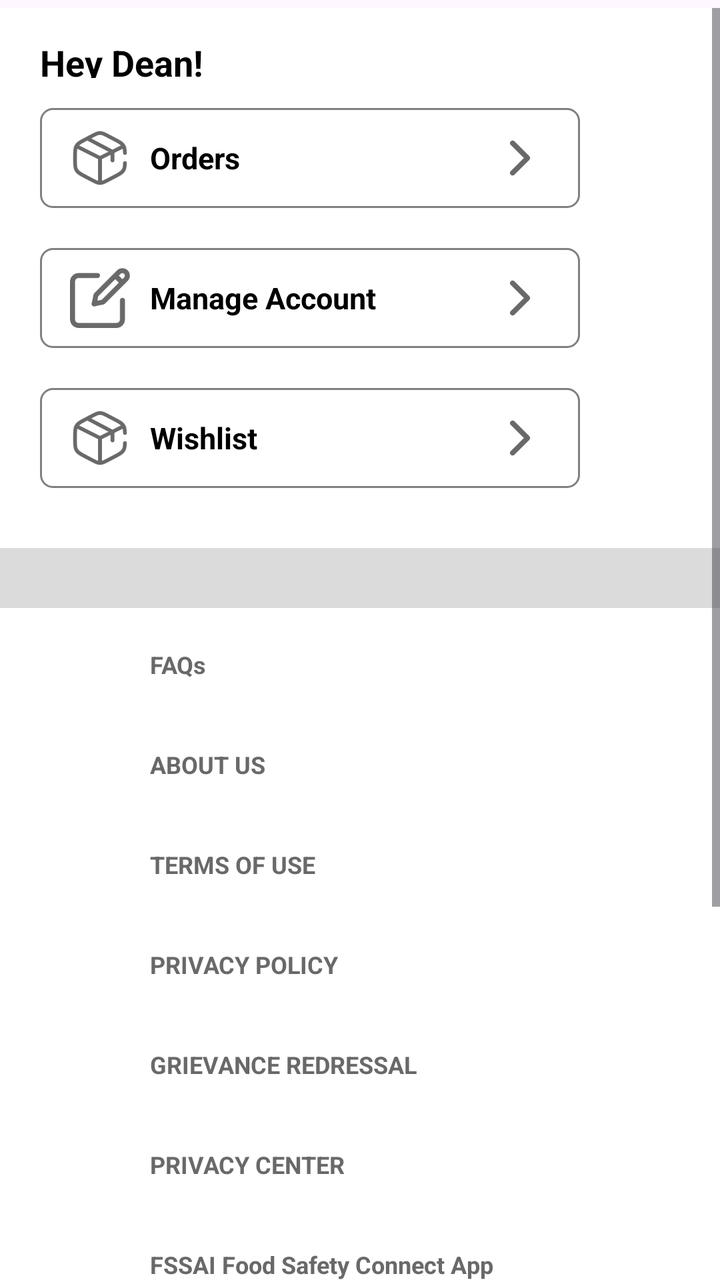
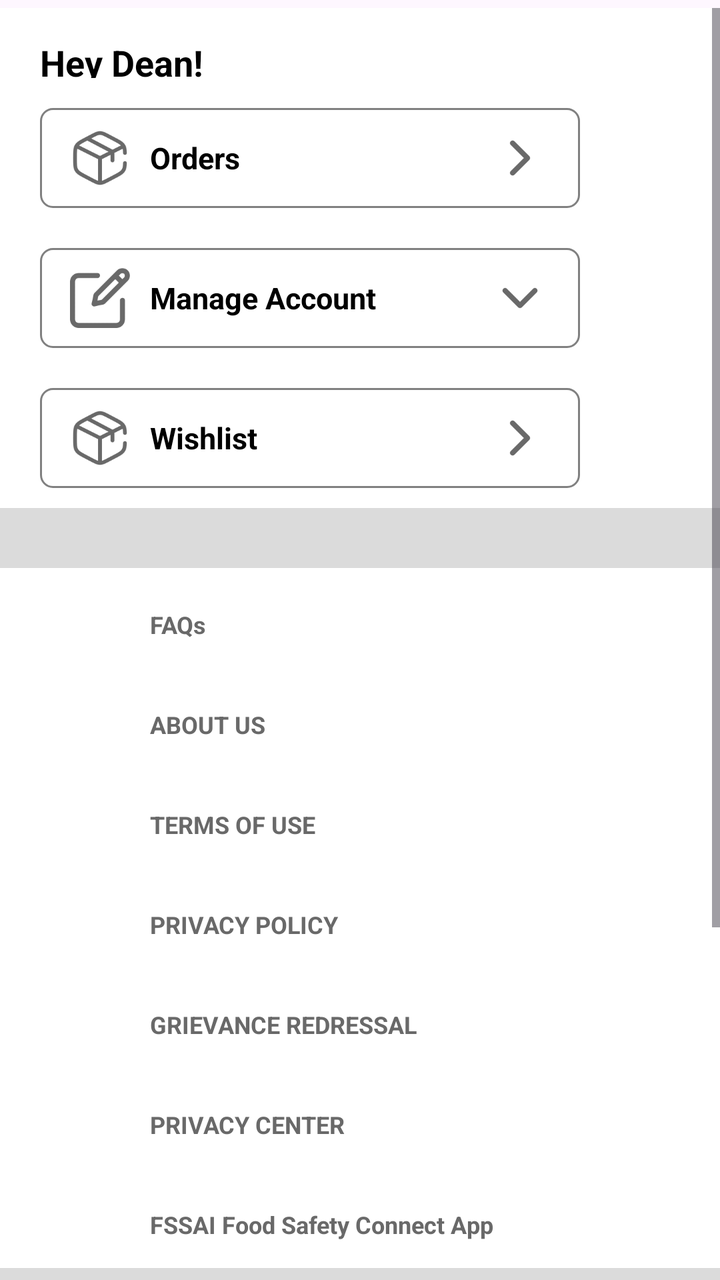

The first picture is an Android layout as it rendered before a commit; the second is the same layout after the commit. The layout source and the unified diff follow.
<!-- AndroidManifest.xml: application theme Theme.Basics -->
<!-- res/layout/fragment_profile.xml -->
<androidx.constraintlayout.widget.ConstraintLayout xmlns:android="http://schemas.android.com/apk/res/android"
    xmlns:app="http://schemas.android.com/apk/res-auto"
    xmlns:tools="http://schemas.android.com/tools"
    android:id="@+id/profileSpace"
    android:layout_width="match_parent"
    android:layout_height="match_parent">

    <ScrollView
        android:id="@+id/scroll"
        android:layout_width="0dp"
        android:layout_height="0dp"
        android:layout_marginTop="4dp"
        android:background="#FFFFFF"
        app:layout_constraintBottom_toBottomOf="parent"
        app:layout_constraintEnd_toEndOf="parent"
        app:layout_constraintStart_toStartOf="parent"
        app:layout_constraintTop_toTopOf="parent">

        <androidx.constraintlayout.widget.ConstraintLayout
            android:layout_width="match_parent"
            android:layout_height="match_parent">

            <TextView
                android:id="@+id/profileName"
                android:layout_width="wrap_content"
                android:layout_height="20dp"
                android:gravity="center"
                android:text="Hey Dean!"
                android:textColor="@color/black"
                android:textSize="18sp"
                android:textStyle="bold"
                app:layout_constraintBottom_toTopOf="@id/orderBox"
                app:layout_constraintStart_toStartOf="@id/orderBox"
                app:layout_constraintTop_toTopOf="parent" />

            <View
                android:id="@+id/orderBox"
                android:layout_width="0dp"
                android:layout_height="50dp"
                android:layout_marginStart="20dp"
                android:layout_marginTop="50dp"
                android:background="@drawable/rectangular_border"
                app:layout_constraintBottom_toTopOf="@id/manageAccountBox"
                app:layout_constraintStart_toStartOf="parent"
                app:layout_constraintTop_toTopOf="parent"
                app:layout_constraintWidth_percent="0.75" />

            <ImageView
                android:id="@+id/orderImg"
                android:layout_width="30dp"
                android:layout_height="30dp"
                android:layout_marginStart="15dp"
                android:src="@drawable/boxicon"
                app:layout_constraintBottom_toBottomOf="@id/orderBox"
                app:layout_constraintStart_toStartOf="@id/orderBox"
                app:layout_constraintTop_toTopOf="@id/orderBox"
                app:tint="#696969" />

            <TextView
                android:id="@+id/orderText"
                android:layout_width="wrap_content"
                android:layout_height="30dp"
                android:layout_marginStart="10dp"
                android:gravity="center"
                android:text="Orders"
                android:textColor="@color/black"
                android:textSize="15sp"
                android:textStyle="bold"
                app:layout_constraintBottom_toBottomOf="@id/orderBox"
                app:layout_constraintStart_toEndOf="@id/orderImg"
                app:layout_constraintTop_toTopOf="@id/orderBox" />

            <ImageView
                android:id="@+id/orderArrow"
                android:layout_width="30dp"
                android:layout_height="30dp"
                android:layout_marginEnd="15dp"
                android:src="@drawable/rightarrow"
                app:layout_constraintBottom_toBottomOf="@id/orderBox"
                app:layout_constraintEnd_toEndOf="@id/orderBox"
                app:layout_constraintTop_toTopOf="@id/orderBox" />

            <LinearLayout
                android:id="@+id/manageAccountBox"
                android:layout_width="0dp"
                android:layout_height="wrap_content"
                android:layout_marginStart="20dp"
                android:layout_marginTop="20dp"
                android:background="@drawable/rectangular_border"
                android:orientation="vertical"
                app:layout_constraintBottom_toTopOf="@id/wishlistBox"
                app:layout_constraintStart_toStartOf="parent"
                app:layout_constraintTop_toBottomOf="@id/orderBox"
                app:layout_constraintWidth_percent="0.75">

                
                <androidx.constraintlayout.widget.ConstraintLayout
                    android:id="@+id/manageHeader"
                    android:layout_width="match_parent"
                    android:layout_height="50dp">

                    <ImageView
                        android:id="@+id/manageImg"
                        android:layout_width="30dp"
                        android:layout_height="30dp"
                        android:layout_marginStart="15dp"
                        android:src="@drawable/edit"
                        app:layout_constraintBottom_toBottomOf="parent"
                        app:layout_constraintStart_toStartOf="parent"
                        app:layout_constraintTop_toTopOf="parent"
                        app:tint="#696969" />

                    <TextView
                        android:id="@+id/manageText"
                        android:layout_width="wrap_content"
                        android:layout_height="30dp"
                        android:layout_marginStart="10dp"
                        android:gravity="center"
                        android:text="Manage Account"
                        android:textColor="@color/black"
                        android:textSize="15sp"
                        android:textStyle="bold"
                        app:layout_constraintBottom_toBottomOf="parent"
                        app:layout_constraintStart_toEndOf="@id/manageImg"
                        app:layout_constraintTop_toTopOf="parent" />

                    <ImageView
                        android:id="@+id/manageArrow"
                        android:layout_width="30dp"
                        android:layout_height="30dp"
                        android:layout_marginEnd="15dp"
                        android:src="@drawable/rightarrow"
                        app:layout_constraintBottom_toBottomOf="parent"
                        app:layout_constraintEnd_toEndOf="parent"
                        app:layout_constraintTop_toTopOf="parent" />

                </androidx.constraintlayout.widget.ConstraintLayout>

            </LinearLayout>

            <View
                android:id="@+id/wishlistBox"
                android:layout_width="0dp"
                android:layout_height="50dp"
                android:layout_marginStart="20dp"
                android:layout_marginTop="20dp"
                android:layout_marginBottom="20dp"
                android:background="@drawable/rectangular_border"
                app:layout_constraintBottom_toTopOf="@id/divider"
                app:layout_constraintStart_toStartOf="parent"
                app:layout_constraintTop_toBottomOf="@id/manageAccountBox"
                app:layout_constraintWidth_percent="0.75" />

            <ImageView
                android:id="@+id/wishlistImg"
                android:layout_width="30dp"
                android:layout_height="30dp"
                android:layout_marginStart="15dp"
                android:src="@drawable/boxicon"
                app:layout_constraintBottom_toBottomOf="@id/wishlistBox"
                app:layout_constraintStart_toStartOf="@id/wishlistBox"
                app:layout_constraintTop_toTopOf="@id/wishlistBox"
                app:tint="#696969" />

            <TextView
                android:id="@+id/wishlistText"
                android:layout_width="wrap_content"
                android:layout_height="30dp"
                android:layout_marginStart="10dp"
                android:gravity="center"
                android:text="Wishlist"
                android:textColor="@color/black"
                android:textSize="15sp"
                android:textStyle="bold"
                app:layout_constraintBottom_toBottomOf="@id/wishlistBox"
                app:layout_constraintStart_toEndOf="@id/wishlistImg"
                app:layout_constraintTop_toTopOf="@id/wishlistBox" />

            <ImageView
                android:id="@+id/wishlistArrow"
                android:layout_width="30dp"
                android:layout_height="30dp"
                android:layout_marginEnd="15dp"
                android:src="@drawable/rightarrow"
                app:layout_constraintBottom_toBottomOf="@id/wishlistBox"
                app:layout_constraintEnd_toEndOf="@id/wishlistBox"
                app:layout_constraintTop_toTopOf="@id/wishlistBox" />

            <View
                android:id="@+id/divider"
                android:layout_width="wrap_content"
                android:layout_height="30dp"
                android:layout_marginTop="10dp"
                android:background="#DBDBDB"
                app:layout_constraintBottom_toTopOf="@id/aboutSection"
                app:layout_constraintEnd_toEndOf="parent"
                app:layout_constraintStart_toStartOf="parent"
                app:layout_constraintTop_toBottomOf="@id/wishlistBox" />

            <View
                android:id="@+id/aboutSection"
                android:layout_width="0dp"
                android:layout_height="wrap_content"
                app:layout_constraintBottom_toBottomOf="@id/logoutSection"
                app:layout_constraintEnd_toEndOf="parent"
                app:layout_constraintStart_toStartOf="parent"
                app:layout_constraintTop_toBottomOf="@id/divider" />

            <TextView
                android:id="@+id/faq"
                android:layout_width="wrap_content"
                android:layout_height="30dp"
                android:layout_marginTop="20dp"
                android:text="FAQs"
                android:textColor="#696969"
                android:textSize="12sp"
                android:textStyle="bold"
                app:layout_constraintBottom_toTopOf="@id/aboutUs"
                app:layout_constraintStart_toStartOf="@id/wishlistText"
                app:layout_constraintTop_toTopOf="@id/aboutSection" />

            <TextView
                android:id="@+id/aboutUs"
                android:layout_width="wrap_content"
                android:layout_height="30dp"
                android:layout_marginTop="20dp"
                android:text="ABOUT US"
                android:textColor="#696969"
                android:textSize="12sp"
                android:textStyle="bold"
                app:layout_constraintBottom_toTopOf="@id/terms"
                app:layout_constraintStart_toStartOf="@id/wishlistText"
                app:layout_constraintTop_toBottomOf="@id/faq" />

            <TextView
                android:id="@+id/terms"
                android:layout_width="wrap_content"
                android:layout_height="30dp"
                android:layout_marginTop="20dp"
                android:text="TERMS OF USE"
                android:textColor="#696969"
                android:textSize="12sp"
                android:textStyle="bold"
                app:layout_constraintBottom_toTopOf="@+id/privacyPolicy"
                app:layout_constraintStart_toStartOf="@id/wishlistText"
                app:layout_constraintTop_toBottomOf="@id/aboutUs" />

            <TextView
                android:id="@+id/privacyPolicy"
                android:layout_width="wrap_content"
                android:layout_height="30dp"
                android:layout_marginTop="20dp"
                android:text="PRIVACY POLICY"
                android:textColor="#696969"
                android:textSize="12sp"
                android:textStyle="bold"
                app:layout_constraintBottom_toTopOf="@id/grievance"
                app:layout_constraintStart_toStartOf="@id/wishlistText"
                app:layout_constraintTop_toBottomOf="@id/terms" />

            <TextView
                android:id="@+id/grievance"
                android:layout_width="wrap_content"
                android:layout_height="30dp"
                android:layout_marginTop="20dp"
                android:text="GRIEVANCE REDRESSAL"
                android:textColor="#696969"
                android:textSize="12sp"
                android:textStyle="bold"
                app:layout_constraintBottom_toTopOf="@+id/privacyCenter"
                app:layout_constraintStart_toStartOf="@id/wishlistText"
                app:layout_constraintTop_toBottomOf="@id/privacyPolicy" />

            <TextView
                android:id="@+id/privacyCenter"
                android:layout_width="wrap_content"
                android:layout_height="30dp"
                android:layout_marginTop="20dp"
                android:text="PRIVACY CENTER"
                android:textColor="#696969"
                android:textSize="12sp"
                android:textStyle="bold"
                app:layout_constraintBottom_toTopOf="@+id/foodSafety"
                app:layout_constraintStart_toStartOf="@id/wishlistText"
                app:layout_constraintTop_toBottomOf="@id/grievance" />

            <TextView
                android:id="@+id/foodSafety"
                android:layout_width="wrap_content"
                android:layout_height="30dp"
                android:layout_marginTop="20dp"
                android:text="FSSAI Food Safety Connect App"
                android:textColor="#696969"
                android:textSize="12sp"
                android:textStyle="bold"
                app:layout_constraintStart_toStartOf="@id/wishlistText"
                app:layout_constraintTop_toBottomOf="@id/privacyCenter" />

            <View
                android:id="@+id/logoutSection"
                android:layout_width="wrap_content"
                android:layout_height="250dp"
                android:background="#DBDBDB"
                app:layout_constraintBottom_toBottomOf="parent"
                app:layout_constraintEnd_toEndOf="parent"
                app:layout_constraintStart_toStartOf="parent"
                app:layout_constraintTop_toBottomOf="@id/foodSafety" />

            <TextView
                android:id="@+id/logoutBtn"
                android:layout_width="0dp"
                android:layout_height="50dp"
                android:layout_marginStart="20dp"
                android:layout_marginTop="30dp"
                android:layout_marginEnd="20dp"
                android:background="@drawable/pink_border"
                android:gravity="center"
                android:padding="10dp"
                android:text="LOG OUT"
                android:textColor="#FF3F6C"
                android:textSize="20dp"
                android:textStyle="bold"
                app:layout_constraintEnd_toEndOf="parent"
                app:layout_constraintStart_toStartOf="parent"
                app:layout_constraintTop_toTopOf="@id/logoutSection" />

        </androidx.constraintlayout.widget.ConstraintLayout>

    </ScrollView>

</androidx.constraintlayout.widget.ConstraintLayout>
<!-- resources referenced by this layout -->
<resources>
  <color name="black">#FF000000</color>
  <!-- drawable boxicon: png bitmap (drawable, 5167 bytes) -->
  <!-- drawable edit: png bitmap (drawable, 3453 bytes) -->
  <!-- drawable pink_border (drawable) -->
  <?xml version="1.0" encoding="utf-8"?>
  <shape xmlns:android="http://schemas.android.com/apk/res/android"
      android:shape="rectangle">
  
      
      <solid android:color="@android:color/white"/>
  
      
      <stroke
          android:width="1dp"
          android:color="#FD4179"/>
  
      
      <corners android:radius="10dp"/>
  
  </shape>
  <!-- drawable rectangular_border (drawable) -->
  <?xml version="1.0" encoding="utf-8"?>
  <shape xmlns:android="http://schemas.android.com/apk/res/android">
      <solid android:color="@android:color/transparent"/>
      <stroke
          android:width="1dp"
          android:color="#808080"/>
      <corners android:radius="6dp"/>
  </shape>
  <!-- drawable rightarrow: png bitmap (drawable, 1484 bytes) -->
  <style name="Theme.Basics" parent="Base.Theme.Basics" />
  <style name="Base.Theme.Basics" parent="Theme.Material3.DayNight.NoActionBar">
          
      </style>
</resources>

<!-- the commit's change to res/layout/fragment_profile.xml (unified diff, before → after) -->
@@ -18,7 +18,7 @@
 
         <androidx.constraintlayout.widget.ConstraintLayout
             android:layout_width="match_parent"
-            android:layout_height="match_parent">
+            android:layout_height="wrap_content">
 
             <TextView
                 android:id="@+id/profileName"
@@ -40,7 +40,6 @@
                 android:layout_marginStart="20dp"
                 android:layout_marginTop="50dp"
                 android:background="@drawable/rectangular_border"
-                app:layout_constraintBottom_toTopOf="@id/manageAccountBox"
                 app:layout_constraintStart_toStartOf="parent"
                 app:layout_constraintTop_toTopOf="parent"
                 app:layout_constraintWidth_percent="0.75" />
@@ -88,7 +87,6 @@
                 android:layout_marginTop="20dp"
                 android:background="@drawable/rectangular_border"
                 android:orientation="vertical"
-                app:layout_constraintBottom_toTopOf="@id/wishlistBox"
                 app:layout_constraintStart_toStartOf="parent"
                 app:layout_constraintTop_toBottomOf="@id/orderBox"
                 app:layout_constraintWidth_percent="0.75">
@@ -129,12 +127,33 @@
                         android:layout_width="30dp"
                         android:layout_height="30dp"
                         android:layout_marginEnd="15dp"
-                        android:src="@drawable/rightarrow"
-                        app:layout_constraintBottom_toBottomOf="parent"
+                        android:src="@drawable/downarrow"
                         app:layout_constraintEnd_toEndOf="parent"
-                        app:layout_constraintTop_toTopOf="parent" />
+                        app:layout_constraintTop_toTopOf="parent"
+                        app:layout_constraintBottom_toBottomOf="@id/manageHeader"/>
+
+                    <ImageView
+                        android:id="@+id/manageArrowTwo"
+                        android:layout_width="30dp"
+                        android:layout_height="30dp"
+                        android:layout_marginEnd="15dp"
+                        android:src="@drawable/uparrow"
+                        app:layout_constraintEnd_toEndOf="parent"
+                        app:layout_constraintTop_toTopOf="parent"
+                        app:layout_constraintBottom_toBottomOf="@id/manageHeader"
+                        android:visibility="gone"/>
+
 
                 </androidx.constraintlayout.widget.ConstraintLayout>
+
+                <include
+                    android:id="@+id/manageExtra"
+                    layout="@layout/manage_account_extra"
+                    android:layout_marginTop="10dp"
+                    android:layout_marginBottom="10dp"
+                    android:layout_width="match_parent"
+                    android:layout_height="wrap_content"
+                    android:visibility="gone"/>
 
             </LinearLayout>
 
@@ -146,7 +165,6 @@
                 android:layout_marginTop="20dp"
                 android:layout_marginBottom="20dp"
                 android:background="@drawable/rectangular_border"
-                app:layout_constraintBottom_toTopOf="@id/divider"
                 app:layout_constraintStart_toStartOf="parent"
                 app:layout_constraintTop_toBottomOf="@id/manageAccountBox"
                 app:layout_constraintWidth_percent="0.75" />
@@ -192,7 +210,6 @@
                 android:layout_height="30dp"
                 android:layout_marginTop="10dp"
                 android:background="#DBDBDB"
-                app:layout_constraintBottom_toTopOf="@id/aboutSection"
                 app:layout_constraintEnd_toEndOf="parent"
                 app:layout_constraintStart_toStartOf="parent"
                 app:layout_constraintTop_toBottomOf="@id/wishlistBox" />
@@ -201,7 +218,6 @@
                 android:id="@+id/aboutSection"
                 android:layout_width="0dp"
                 android:layout_height="wrap_content"
-                app:layout_constraintBottom_toBottomOf="@id/logoutSection"
                 app:layout_constraintEnd_toEndOf="parent"
                 app:layout_constraintStart_toStartOf="parent"
                 app:layout_constraintTop_toBottomOf="@id/divider" />
@@ -324,8 +340,93 @@
                 app:layout_constraintStart_toStartOf="parent"
                 app:layout_constraintTop_toTopOf="@id/logoutSection" />
 
+
+
+
+
+
         </androidx.constraintlayout.widget.ConstraintLayout>
 
     </ScrollView>
 
 </androidx.constraintlayout.widget.ConstraintLayout>
+<!-- res/layout/manage_account_extra.xml (included above) -->
+<?xml version="1.0" encoding="utf-8"?>
+<androidx.constraintlayout.widget.ConstraintLayout xmlns:android="http://schemas.android.com/apk/res/android"
+    android:layout_width="match_parent"
+    android:layout_height="wrap_content"
+    android:layout_marginTop="20dp"
+    xmlns:app="http://schemas.android.com/apk/res-auto">
+    
+    <View
+        android:id="@+id/accountDetailsBox"
+        android:layout_width="0dp"
+        android:layout_height="130dp"
+        app:layout_constraintWidth_percent="0.3"
+        app:layout_constraintTop_toTopOf="parent"
+        android:layout_marginStart="20dp"
+        android:background="@drawable/rectangular_border"
+        app:layout_constraintStart_toStartOf="parent"/>
+
+    <ImageView
+        android:id="@+id/accountIcon"
+        android:layout_width="50dp"
+        android:layout_height="50dp"
+        android:layout_marginTop="20dp"
+        android:src="@drawable/accountedit"
+        android:scaleType="fitCenter"
+        app:layout_constraintTop_toTopOf="@id/accountDetailsBox"
+        app:layout_constraintStart_toStartOf="@id/accountDetailsBox"
+        app:layout_constraintEnd_toEndOf="@id/accountDetailsBox"/>
+
+    <TextView
+        android:id="@+id/accountText"
+        android:layout_width="wrap_content"
+        android:layout_height="wrap_content"
+        android:text="Account Details"
+        android:textSize="12sp"
+        android:textColor="#696969"
+        android:textStyle="bold"
+        android:gravity="center"
+        app:layout_constraintTop_toBottomOf="@id/accountIcon"
+        app:layout_constraintStart_toStartOf="@id/accountDetailsBox"
+        app:layout_constraintEnd_toEndOf="@id/accountDetailsBox"
+        app:layout_constraintBottom_toBottomOf="@id/accountDetailsBox"/>
+
+    <View
+        android:id="@+id/addressBox"
+        android:layout_width="0dp"
+        android:layout_height="130dp"
+        app:layout_constraintWidth_percent="0.3"
+        app:layout_constraintTop_toTopOf="parent"
+        android:layout_marginStart="20dp"
+        android:background="@drawable/rectangular_border"
+        app:layout_constraintStart_toEndOf="@id/accountDetailsBox"/>
+
+    <ImageView
+        android:id="@+id/addressIcon"
+        android:layout_width="50dp"
+        android:layout_height="50dp"
+        android:layout_marginTop="20dp"
+        android:src="@drawable/locationedit"
+        android:scaleType="fitCenter"
+        app:layout_constraintTop_toTopOf="@id/addressBox"
+        app:layout_constraintStart_toStartOf="@id/addressBox"
+        app:layout_constraintEnd_toEndOf="@id/addressBox"/>
+
+    <TextView
+        android:id="@+id/addressText"
+        android:layout_width="wrap_content"
+        android:layout_height="wrap_content"
+        android:text="Address"
+        android:textSize="12sp"
+        android:textColor="#696969"
+        android:textStyle="bold"
+        android:gravity="center"
+        app:layout_constraintTop_toBottomOf="@id/addressIcon"
+        app:layout_constraintStart_toStartOf="@id/addressBox"
+        app:layout_constraintEnd_toEndOf="@id/addressBox"
+        app:layout_constraintBottom_toBottomOf="@id/addressBox"/>
+
+
+</androidx.constraintlayout.widget.ConstraintLayout>
<!-- resource entries referenced after the edit -->
@@ -1,8 +1,11 @@
 <!-- resources referenced by this layout -->
 <resources>
   <color name="black">#FF000000</color>
+  <!-- drawable accountedit: png bitmap (drawable, 4349 bytes) -->
   <!-- drawable boxicon: png bitmap (drawable, 5167 bytes) -->
+  <!-- drawable downarrow: png bitmap (drawable, 1276 bytes) -->
   <!-- drawable edit: png bitmap (drawable, 3453 bytes) -->
+  <!-- drawable locationedit: png bitmap (drawable, 7188 bytes) -->
   <!-- drawable pink_border (drawable) -->
   <?xml version="1.0" encoding="utf-8"?>
   <shape xmlns:android="http://schemas.android.com/apk/res/android"
@@ -30,6 +33,7 @@
       <corners android:radius="6dp"/>
   </shape>
   <!-- drawable rightarrow: png bitmap (drawable, 1484 bytes) -->
+  <!-- drawable uparrow: png bitmap (drawable, 1340 bytes) -->
   <style name="Theme.Basics" parent="Base.Theme.Basics" />
   <style name="Base.Theme.Basics" parent="Theme.Material3.DayNight.NoActionBar">
           
